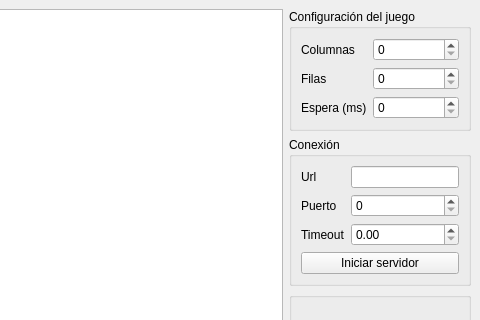
The window that servidor.ui (andres-fm/Practica08-Modelado20171) describes before a commit, drawn with Qt 5; both pictures show x 320 to 800 and y 0 to 320 of the 800 by 630 pixel window.
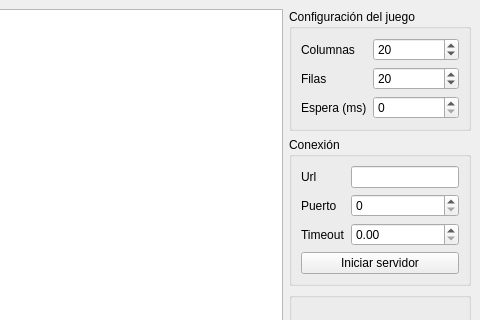
The same window after the commit.

Commit message: comportamiento de la tabla mejorado

```diff
--- a/servidor.ui
+++ b/servidor.ui
@@ -143,7 +143,11 @@
         </widget>
        </item>
        <item row="0" column="1">
-        <widget class="QSpinBox" name="spin_columnas"/>
+        <widget class="QSpinBox" name="spin_columnas">
+         <property name="value">
+          <number>20</number>
+         </property>
+        </widget>
        </item>
        <item row="1" column="0">
         <widget class="QLabel" name="label_filas">
@@ -153,7 +157,11 @@
         </widget>
        </item>
        <item row="1" column="1">
-        <widget class="QSpinBox" name="spin_filas"/>
+        <widget class="QSpinBox" name="spin_filas">
+         <property name="value">
+          <number>20</number>
+         </property>
+        </widget>
        </item>
        <item row="2" column="0">
         <widget class="QLabel" name="label_espera">
```
The commit also changes 1 other file.
